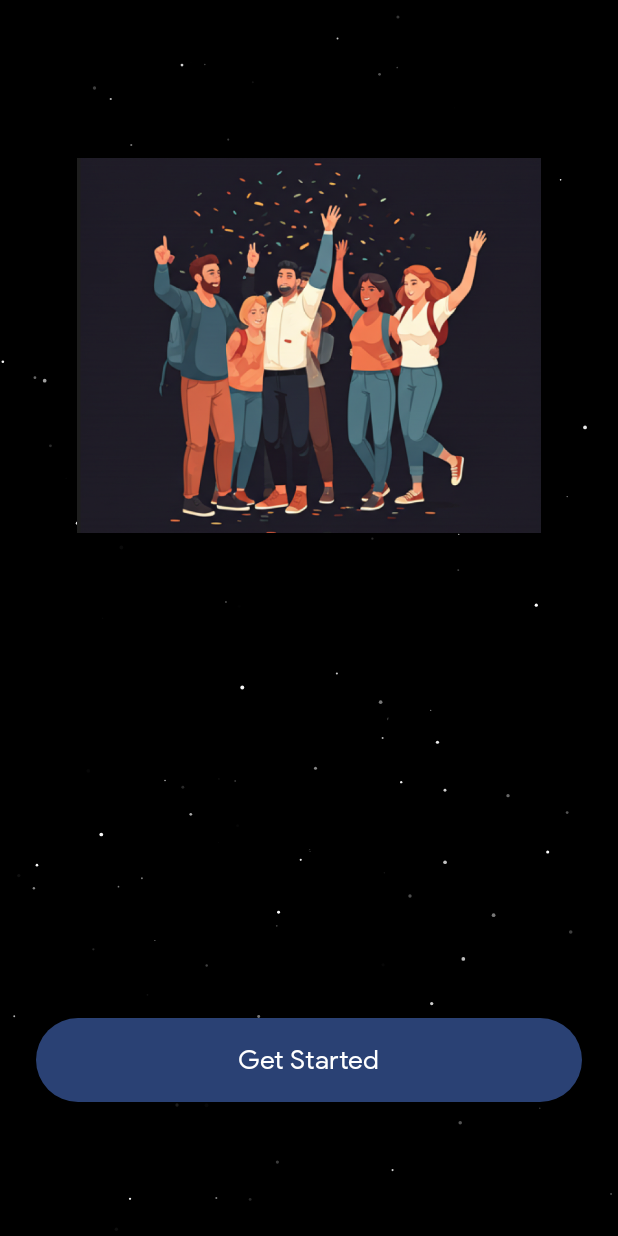
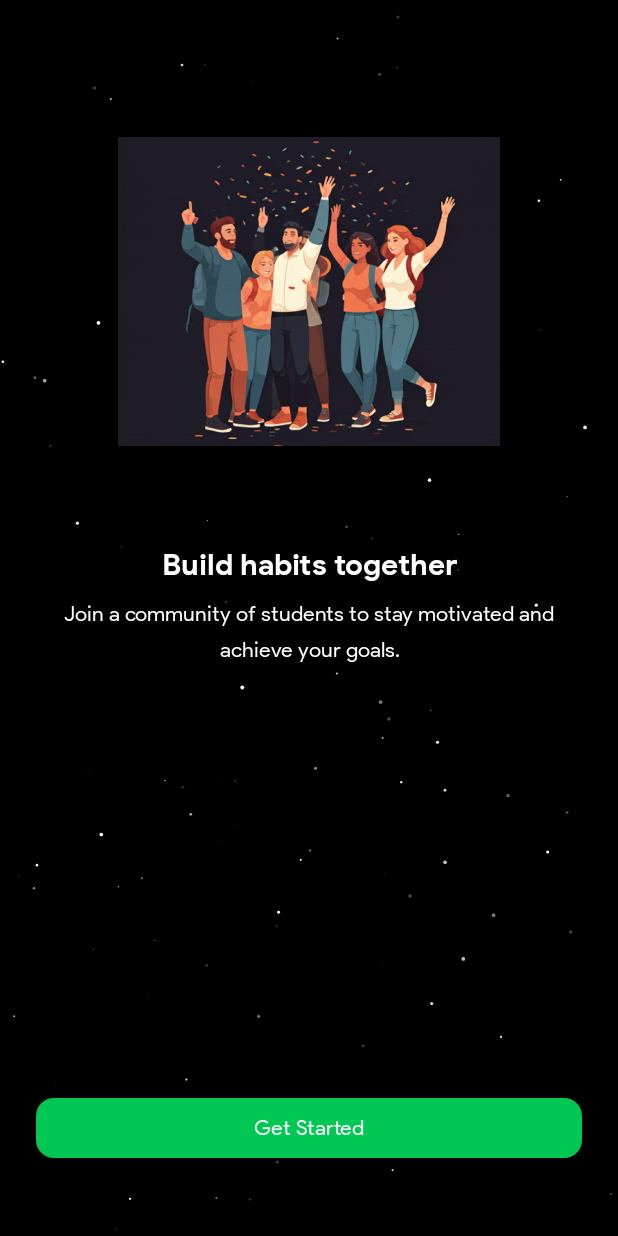
Before and after one commit to GDGBabcockUniversity/gdg-babcock-habify-hacktoberfest, an Android app built with Jetpack Compose: the screen it shows after launch (MainActivity), on a phone screen of 412 x 824 dp. Run offline under Robolectric (Android 15) with nearby library versions, the phone set to English and light mode, and no system bars.

Commit message:
style: add dynamic screen height fitting

```diff
--- a/app/src/main/java/com/example/habify/ui/screens/WelcomeScreen.kt
+++ b/app/src/main/java/com/example/habify/ui/screens/WelcomeScreen.kt
@@ -2,18 +2,18 @@ package com.example.habify.ui.screens
 
 import androidx.compose.foundation.Image
 import androidx.compose.foundation.layout.*
-import androidx.compose.material3.Button
-import androidx.compose.material3.MaterialTheme
-import androidx.compose.material3.Text
+import androidx.compose.material3.*
 import androidx.compose.runtime.Composable
 import androidx.compose.ui.Alignment
 import androidx.compose.ui.Modifier
+import androidx.compose.ui.graphics.Color
+import androidx.compose.ui.layout.ContentScale
 import androidx.compose.ui.res.painterResource
 import androidx.compose.ui.text.font.FontWeight
-import androidx.compose.ui.text.style.TextAlign
 import androidx.compose.ui.unit.dp
 import androidx.compose.ui.unit.sp
 import com.example.habify.R
+import androidx.compose.ui.text.style.TextAlign
 
 @Composable
 fun WelcomeScreen(onGetStarted: () -> Unit) {
@@ -21,53 +21,63 @@ fun WelcomeScreen(onGetStarted: () -> Unit) {
         modifier = Modifier
             .fillMaxSize()
             .padding(24.dp),
-            horizontalAlignment = Alignment.CenterHorizontally,
-            verticalArrangement = Arrangement.SpaceBetween
+        horizontalAlignment = Alignment.CenterHorizontally
     ) {
-            Spacer(modifier = Modifier.height(40.dp))
-
-            // Illustration
-            Image(
-                painter = painterResource(id = R.drawable.welcome_image),
-                contentDescription = null,
+        // Top half image
+        Box(
             modifier = Modifier
                 .fillMaxWidth()
-                    .height(250.dp)
+                .weight(1f), // Takes half the screen
+            contentAlignment = Alignment.Center
+        ) {
+            Image(
+                painter = painterResource(id = R.drawable.welcome_image), // your logo
+                contentDescription = "Habify Logo",
+                modifier = Modifier
+                    .fillMaxWidth(0.7f) // adjust size
+                    .aspectRatio(1f)    // keep square
             )
+        }
 
-            Spacer(modifier = Modifier.height(24.dp))
-
-            // Title
+        // Text directly under image
+        Column(
+            modifier = Modifier
+                .weight(1f) // takes the other half
+                .padding(horizontal = 16.dp),
+            horizontalAlignment = Alignment.CenterHorizontally,
+            verticalArrangement = Arrangement.Top
+        ) {
             Text(
                 text = "Build habits together",
-                style = MaterialTheme.typography.headlineMedium.copy(
-                    fontSize = 24.sp,
-                    fontWeight = FontWeight.Bold
-                ),
+                fontSize = 20.sp,
+                fontWeight = FontWeight.Bold,
+                color = Color.White,
                 textAlign = TextAlign.Center
             )
 
-            // Subtitle
+            Spacer(modifier = Modifier.height(8.dp))
+
             Text(
                 text = "Join a community of students to stay motivated and achieve your goals.",
-                style = MaterialTheme.typography.bodyMedium.copy(fontSize = 16.sp),
-                textAlign = TextAlign.Center,
-                modifier = Modifier.padding(horizontal = 16.dp)
+                fontSize = 14.sp,
+                color = Color.White,
+                textAlign = TextAlign.Center
             )
+        }
 
-            Spacer(modifier = Modifier.height(24.dp))
-
-            // Button
+        // Bottom button
         Button(
-                onClick = onGetStarted,
+            onClick = { onGetStarted() },
             modifier = Modifier
                 .fillMaxWidth()
-                    .height(56.dp)
+                .padding(vertical = 24.dp),
+            colors = ButtonDefaults.buttonColors(
+                containerColor = Color(0xFF00C853),
+                contentColor = Color.White
+            ),
+            shape = MaterialTheme.shapes.medium
         ) {
-                Text("Get Started", fontSize = 18.sp)
+            Text("Get Started")
         }
-
-            Spacer(modifier = Modifier.height(24.dp))
     }
-
 }
```
Lines whose indentation alone changed are shown as unchanged.
